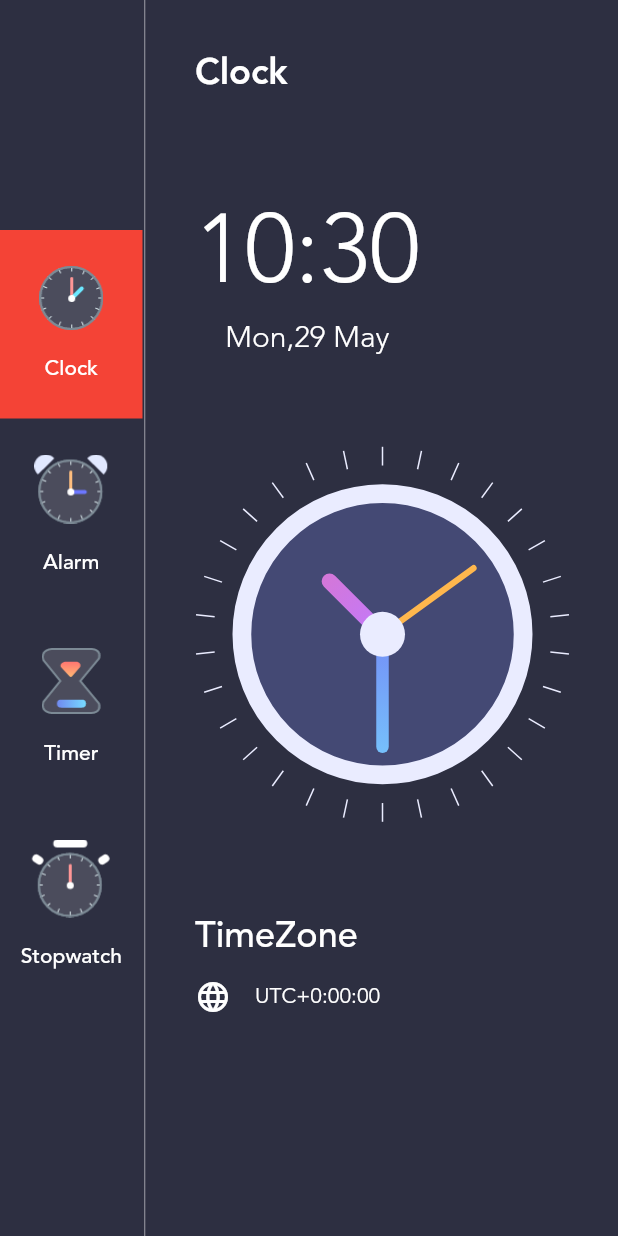
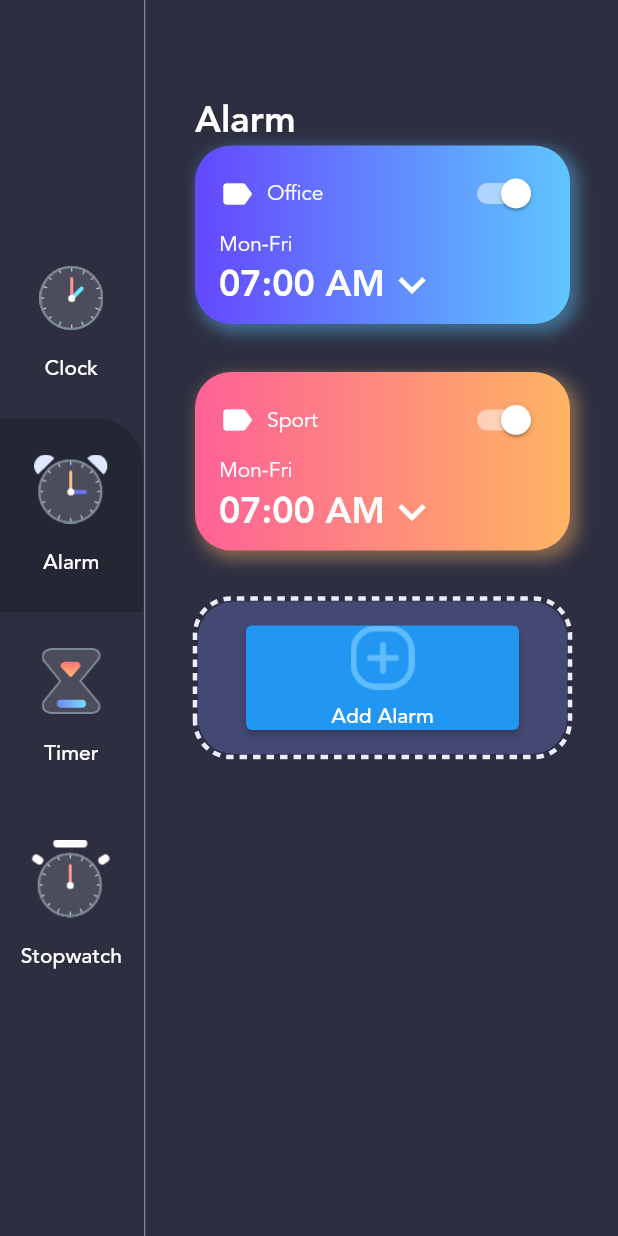
Before and after one commit to Mouhaned-55/tictac_clock_app, a Flutter app: the screen it shows after launch, after a tap on "Alarm", on a phone screen of 412 x 824 dp. Run offline on Flutter 3.47's test engine with Material 2 defaults, Android fonts, the phone set to English and light mode, and no system bars; drawn by our look-alikes of dotted_border.

Commit message:
alarm page ui done

```diff
--- /dev/null
+++ b/lib/data/data.dart
@@ -0,0 +1,17 @@
+import 'enums.dart';
+import 'models/alarm_info.dart';
+import 'models/menu_info.dart';
+
+List<MenuInfo> menuItems = [
+  MenuInfo(MenuType.clock, title: 'Clock', imageSource: 'assets/clock_icon.png'),
+  MenuInfo(MenuType.alarm, title: 'Alarm', imageSource: 'assets/alarm_icon.png'),
+  MenuInfo(MenuType.timer, title: 'Timer', imageSource: 'assets/timer_icon.png'),
+  MenuInfo(MenuType.stopwatch, title: 'Stopwatch', imageSource: 'assets/stopwatch_icon.png'),
+];
+
+
+
+List<AlarmInfo> alarms = [
+  AlarmInfo(alarmDateTime: DateTime.now().add(Duration(hours: 1)), title: 'Office', gradientColorIndex: 0),
+  AlarmInfo(alarmDateTime: DateTime.now().add(Duration(hours: 2)), title: 'Sport', gradientColorIndex: 1),
+];
--- /dev/null
+++ b/lib/data/models/alarm_info.dart
@@ -0,0 +1,36 @@
+import 'package:flutter/material.dart';
+
+class AlarmInfo {
+  int? id;
+  String? title;
+  DateTime? alarmDateTime;
+  bool? isPending;
+  int? gradientColorIndex;
+  Color? gradiantColor;
+
+  AlarmInfo(
+      {this.id,
+      this.title,
+      this.alarmDateTime,
+      this.isPending,
+       this.gradientColorIndex,
+      this.gradiantColor
+      });
+
+  factory AlarmInfo.fromMap(Map<String, dynamic> json) => AlarmInfo(
+        id: json["id"],
+        title: json["title"],
+        alarmDateTime: DateTime.parse(json["alarmDateTime"]),
+        isPending: json["isPending"],
+        gradientColorIndex: json["gradientColorIndex"],
+        gradiantColor: json["gradiantColor"]
+      );
+  Map<String, dynamic> toMap() => {
+        "id": id,
+        "title": title,
+        "alarmDateTime": alarmDateTime!.toIso8601String(),
+        "isPending": isPending,
+        "gradientColorIndex": gradientColorIndex,
+        "gradiantColor":gradiantColor
+      };
+}
--- /dev/null
+++ b/lib/data/models/menu_info.dart
@@ -0,0 +1,22 @@
+import 'package:flutter/material.dart';
+
+import '../enums.dart';
+
+
+class MenuInfo extends ChangeNotifier {
+  MenuType menuType;
+  String title;
+  String imageSource;
+
+  MenuInfo(this.menuType, {this.title = "", this.imageSource = ""});
+
+  updateMenu(MenuInfo menuInfo) {
+    this.menuType = menuInfo.menuType;
+    this.title = menuInfo.title;
+    this.imageSource = menuInfo.imageSource;
+  }
+
+  // Important :
+  notifyListeners();
+
+}
--- a/lib/main.dart
+++ b/lib/main.dart
@@ -1,6 +1,9 @@
+import 'package:clock_app/data/enums.dart';
+import 'package:clock_app/data/models/menu_info.dart';
 import 'package:clock_app/views/home_page.dart';
 import 'package:flutter/material.dart';
 import 'package:flutter/services.dart';
+import 'package:provider/provider.dart';
 
 
 void main() {
@@ -15,9 +18,9 @@ class MyApp extends StatelessWidget {
   // This widget is the root of your application.
   @override
   Widget build(BuildContext context) {
-    return const MaterialApp(
+    return  MaterialApp(
       debugShowCheckedModeBanner: false,
-      home: HomePage(),
+      home: ChangeNotifierProvider<MenuInfo>(create: (context) => MenuInfo(MenuType.clock),child:  HomePage()),
     );
   }
 }
--- /dev/null
+++ b/lib/views/alaram_page.dart
@@ -0,0 +1,124 @@
+// ignore_for_file: prefer_const_constructors, prefer_const_literals_to_create_immutables
+
+import 'package:clock_app/data/data.dart';
+import 'package:clock_app/utils/custom_colors.dart';
+import 'package:dotted_border/dotted_border.dart';
+import 'package:flutter/material.dart';
+import 'package:flutter/src/widgets/framework.dart';
+import 'package:flutter/src/widgets/placeholder.dart';
+import 'package:intl/intl.dart';
+
+class AlarmPage extends StatefulWidget {
+  const AlarmPage({super.key});
+
+  @override
+  State<AlarmPage> createState() => _AlarmPageState();
+}
+
+class _AlarmPageState extends State<AlarmPage> {
+  @override
+  Widget build(BuildContext context) {
+    return  Container(
+      padding: const EdgeInsets.symmetric(horizontal: 32,vertical: 64),
+      child: Column(
+        crossAxisAlignment: CrossAxisAlignment.start,
+        children:<Widget> [
+          Text("Alarm",style: TextStyle(
+            fontFamily: "avenir",
+            fontWeight: FontWeight.w700,
+            color: CustomColors.primaryTextColor,
+            fontSize: 24
+          ),
+          ),
+          Expanded(
+            child: ListView(
+              children: alarms.map<Widget>((alarm) {
+                   var alarmTime = DateFormat('hh:mm aa').format(alarm.alarmDateTime!);
+                      var gradientColor = GradientTemplate.gradientTemplate[alarm.gradientColorIndex!].colors;
+                return Container(
+                  margin: EdgeInsets.only(bottom: 32),
+                  padding: const EdgeInsets.symmetric(horizontal: 16,vertical: 8),
+                 decoration:  BoxDecoration(
+                  boxShadow: [
+                    BoxShadow(
+                      color: gradientColor.last.withOpacity(0.4),blurRadius: 8,spreadRadius: 2,offset: Offset(4, 4)
+                    )
+                  ],
+                  gradient: LinearGradient(colors:GradientTemplate.gradientTemplate[alarm.gradientColorIndex!].colors ,
+                  begin: Alignment.centerLeft,
+                  end: Alignment.centerRight),
+                  borderRadius: BorderRadius.all(Radius.circular(24))
+                 ),
+                 child: Column(
+                  crossAxisAlignment: CrossAxisAlignment.start,
+                  children: [
+                    Row(
+                      mainAxisAlignment: MainAxisAlignment.spaceBetween,
+                      children: [
+                        Row(
+                          children: [
+                        Icon(Icons.label,color:Colors.white ,size: 24,),
+                        SizedBox(width: 8),
+                        Text(alarm.title!,style: TextStyle(color: Colors.white,fontFamily: "avenir"),),
+                          ],
+                        ),
+                        Switch(value: true,activeColor: Colors.white, onChanged: (bool value){
+
+                        })
+                      ],
+                    )
+                   , Text("Mon-Fri",style: TextStyle(color: Colors.white,fontFamily: 'avenir'),),
+          Row(
+            children: [
+              Text("07:00 AM",style: TextStyle(
+                color: Colors.white,fontFamily: "avenir",fontSize: 24,fontWeight: FontWeight.w700
+              ),),
+              Icon(
+                Icons.keyboard_arrow_down,
+                size: 36,
+                color: Colors.white,
+              )
+            ],
+          )
+                  ],
+                 ),
+                );
+              }).followedBy([
+                DottedBorder(
+                  strokeWidth: 3,
+                  color: CustomColors.clockOutline,
+                  borderType: BorderType.RRect,
+                  radius: Radius.circular(24),
+                  dashPattern: [5,
+                  4],
+                  child: Container(
+                    width: double.infinity,
+                    decoration: BoxDecoration(
+                    color: CustomColors.clockBG,
+                    borderRadius: BorderRadius.all(Radius.circular(24))
+                    ),
+                    padding: EdgeInsets.symmetric(horizontal: 32,vertical: 16),
+                    child: ElevatedButton(
+                      onPressed: () {
+
+                      },
+                      child: Column(
+                        children: [
+                          Image.asset('assets/add_alarm.png',scale: 1.5,),
+                          SizedBox(height: 8,),
+                          Text("Add Alarm",style: TextStyle(
+                            color: Colors.white,fontFamily: "avenir"
+                          ),)
+                        ],
+                      ),
+                    ),
+                  ),
+                )
+              ]).toList(),
+            ),
+          )
+        ],
+      ),
+    );
+  }
+}
--- /dev/null
+++ b/lib/views/clock_page.dart
@@ -0,0 +1,98 @@
+import 'package:flutter/cupertino.dart';
+import 'package:flutter/material.dart';
+import 'package:flutter/src/widgets/framework.dart';
+import 'package:flutter/src/widgets/placeholder.dart';
+import 'package:intl/intl.dart';
+
+import 'clock_view.dart';
+
+class ClockPage extends StatefulWidget {
+  const ClockPage({super.key});
+
+  @override
+  State<ClockPage> createState() => _ClockPageState();
+}
+
+class _ClockPageState extends State<ClockPage> {
+  @override
+  Widget build(BuildContext context) {
+        var now = DateTime.now();
+    var formattedTime = DateFormat("HH:mm").format(now);
+    var formattedDate = DateFormat("EEE,d MMM").format(now);
+    var timezoneString = now.timeZoneOffset.toString().split(".").first;
+    var offsetSign = "";
+    if (!timezoneString.startsWith("-")) offsetSign = "+";
+    print(timezoneString);
+    return  Container(
+                  padding: const EdgeInsets.all(32),
+                  child: Column(
+                    crossAxisAlignment: CrossAxisAlignment.start,
+                    children: [
+                      const Flexible(
+                        fit: FlexFit.tight,
+                        child: Text("Clock",
+                            style: TextStyle(
+                                fontWeight: FontWeight.w700,
+                                fontFamily: "avenir",
+                                color: Colors.white,
+                                fontSize: 24)),
+                      ),
+                      Column(
+                        children: [
+                          Text(formattedTime.toString(),
+                              style: const TextStyle(
+                                  fontWeight: FontWeight.w300,
+                                  fontFamily: "avenir",
+                                  color: Colors.white,
+                                  fontSize: 64)),
+                          Text(formattedDate.toString(),
+                              style: const TextStyle(
+                                  fontWeight: FontWeight.w300,
+                                  fontFamily: "avenir",
+                                  color: Colors.white,
+                                  fontSize: 20)),
+                        ],
+                      ),
+                      const Flexible(
+                          flex: 4,
+                          fit: FlexFit.tight,
+                          child: Align(
+                              alignment: Alignment.center,
+                              child: ClockView(
+                                size: 250,
+                              ))),
+                      Flexible(
+                        flex: 2,
+                        fit: FlexFit.tight,
+                        child: Column(
+                          crossAxisAlignment: CrossAxisAlignment.start,
+                          children: [
+                            const Text(
+                              "TimeZone",
+                              style: TextStyle(
+                                  fontWeight: FontWeight.w500,
+                                  fontFamily: "avenir",
+                                  color: Colors.white,
+                                  fontSize: 24),
+                            ),
+                            const SizedBox(height: 12),
+                            Row(
+                              children: [
+                                const Icon(Icons.language, color: Colors.white),
+                                const SizedBox(width: 16),
+                                Text(
+                                  "UTC$offsetSign$timezoneString",
+                                  style: const TextStyle(
+                                      fontFamily: "avenir",
+                                      color: Colors.white,
+                                      fontSize: 14),
+                                )
+                              ],
+                            )
+                          ],
+                        ),
+                      ),
+                    ],
+                  ));
+  }
+}
--- a/lib/views/clock_view.dart
+++ b/lib/views/clock_view.dart
@@ -1,31 +1,40 @@
 import 'dart:async';
 import 'dart:math';
-
 import 'package:flutter/material.dart';
 
 import '../utils/custom_colors.dart';
 
 class ClockView extends StatefulWidget {
-  final double size ;
+  final double? size;
 
-  const ClockView({Key? key, required this.size}) : super(key: key);
+  const ClockView({Key? key, this.size}) : super(key: key);
 
   @override
-  State<ClockView> createState() => _ClockViewState();
+  _ClockViewState createState() => _ClockViewState();
 }
 
 class _ClockViewState extends State<ClockView> {
+  late Timer timer;
+
   @override
   void initState() {
-    Timer.periodic(Duration(seconds: 1), (timer) {
+    this.timer = Timer.periodic(Duration(seconds: 1), (timer) {
       setState(() {});
     });
     super.initState();
   }
 
   @override
+  void dispose() {
+    this.timer.cancel();
+    super.dispose();
+  }
+
+  @override
   Widget build(BuildContext context) {
-    return Container(
+    return Align(
+      alignment: Alignment.topCenter,
+      child: Container(
         width: widget.size,
         height: widget.size,
         child: Transform.rotate(
@@ -34,12 +43,18 @@ class _ClockViewState extends State<ClockView> {
             painter: ClockPainter(),
           ),
         ),
+      ),
     );
   }
 }
 
 class ClockPainter extends CustomPainter {
   var dateTime = DateTime.now();
+
+  //60sec - 360, 1 sec - 6degrees
+  //60min - 360, 1 min - 6degrees
+  //12hours - 360, 1 hour - 30degrees, 60min - 30degrees, 1 min - 0.5degrees
+
   @override
   void paint(Canvas canvas, Size size) {
     var centerX = size.width / 2;
@@ -113,83 +128,3 @@ class ClockPainter extends CustomPainter {
     return true;
   }
 }
-//   @override
-//   void paint(Canvas canvas, Size size) {
-//     var centerX = size.width / 2;
-//     var centerY = size.height / 2;
-//     var center = Offset(centerX, centerY);
-//     var radius = min(centerX, centerY);
-//
-//     var fillBrush = Paint()..color = Color(0xFF444974);
-//
-//     var outlinedBrush = Paint()
-//       ..color = Color(0xFFEAECFF)
-//       ..style = PaintingStyle.stroke
-//       ..strokeWidth = 16;
-//
-//     var centerFillBrush = Paint()..color = Color(0xFFEAECFF);
-//
-//     var secHandBrush = Paint()
-//       ..color = Colors.orange[300]!
-//       ..style = PaintingStyle.stroke
-//       ..strokeCap = StrokeCap.round
-//       ..strokeWidth = 8;
-//
-//     var minHandBrush = Paint()
-//       ..shader =
-//           const RadialGradient(colors: [Colors.lightBlue, Color(0Xff77DDFF)])
-//               .createShader(Rect.fromCircle(center: center, radius: radius))
-//       ..style = PaintingStyle.stroke
-//       ..strokeCap = StrokeCap.round
-//       ..strokeWidth = 12;
-//
-//     var hourHandBrush = Paint()
-//       ..shader =
-//           const RadialGradient(colors: [Color(0XFFEA74AB), Color(0XFFC279FB)])
-//               .createShader(Rect.fromCircle(center: center, radius: radius))
-//       ..style = PaintingStyle.stroke
-//       ..strokeCap = StrokeCap.round
-//       ..strokeWidth = 16;
-//
-//     var dashBrush = Paint()
-//       ..color = const Color(0xFFEAECFF)
-//       ..style = PaintingStyle.stroke
-//       ..strokeCap = StrokeCap.round
-//       ..strokeWidth = 1;
-//
-//     canvas.drawCircle(center, radius - 40, fillBrush);
-//     canvas.drawCircle(center, radius - 40, outlinedBrush);
-//
-//     var secHandX = centerX + 80 * cos(dateTime.second * 6 * pi / 180);
-//     var secHandY = centerX + 80 * sin(dateTime.second * 6 * pi / 180);
-//     canvas.drawLine(center, Offset(secHandX, secHandY), secHandBrush);
-//
-//     var minHandX = centerX + 80 * cos(dateTime.minute * 6 * pi / 180);
-//     var minHandY = centerX + 80 * sin(dateTime.minute * 6 * pi / 180);
-//     canvas.drawLine(center, Offset(minHandX, minHandY), minHandBrush);
-//
-//     var hourHandX = centerX +
-//         60 * cos((dateTime.hour * 30 + dateTime.minute * 0.5) * pi / 180);
-//     var hourHandY = centerX +
-//         60 * sin((dateTime.hour * 30 * dateTime.minute * 0.5) * pi / 180);
-//     canvas.drawLine(center, Offset(hourHandX, hourHandY), hourHandBrush);
-//
-//     canvas.drawCircle(center, 16, centerFillBrush);
-//
-//     var outerCircleRadius = radius;
-//     var innerCircleRadius = radius - 14;
-//     for (double i = 0; i < 360; i += 12) {
-//       var x1 = centerX + outerCircleRadius * cos(i * pi / 180);
-//       var y1 = centerY + outerCircleRadius * sin(i * pi / 180);
-//
-//       var x2 = centerX + innerCircleRadius * cos(i * pi / 180);
-//       var y2 = centerY + innerCircleRadius * sin(i * pi / 180);
-//       canvas.drawLine(Offset(x1, y1), Offset(x2, y2), dashBrush);
-//     }
-//   }
-//
-//   @override
-//   bool shouldRepaint(covariant CustomPainter oldDelegate) {
-//     return true;
-//   }
-// }
--- a/lib/views/home_page.dart
+++ b/lib/views/home_page.dart
@@ -1,6 +1,13 @@
+import 'package:clock_app/data/models/menu_info.dart';
+import 'package:clock_app/utils/custom_colors.dart';
 import 'package:flutter/material.dart';
 import 'package:intl/intl.dart';
+import 'package:provider/provider.dart';
 
+import '../data/data.dart';
+import '../data/enums.dart';
+import 'alaram_page.dart';
+import 'clock_page.dart';
 import 'clock_view.dart';
 
 class HomePage extends StatefulWidget {
@@ -13,131 +20,77 @@ class HomePage extends StatefulWidget {
 class _HomePageState extends State<HomePage> {
   @override
   Widget build(BuildContext context) {
-    var now = DateTime.now();
-    var formattedTime = DateFormat("HH:mm").format(now);
-    var formattedDate = DateFormat("EEE,d MMM").format(now);
-    var timezoneString = now.timeZoneOffset.toString().split(".").first;
-    var offsetSign = "";
-    if (!timezoneString.startsWith("-")) offsetSign = "+";
-    print(timezoneString);
+
     return Scaffold(
       backgroundColor: const Color(0xFF2D2F41),
       body: Row(
         children: [
           Column(
               mainAxisAlignment: MainAxisAlignment.center,
-            children: [
-              buildMenuButton("Clock", "assets/clock_icon.png"),
-              buildMenuButton("Alarm", "assets/alarm_icon.png"),
-              buildMenuButton("Timer", "assets/timer_icon.png"),
-              buildMenuButton("Stopwatch", "assets/stopwatch_icon.png"),
-            ],
-          ),
+              children: menuItems
+                  .map((currentMenuInfo) => buildMenuButton(currentMenuInfo))
+                  .toList()),
           const VerticalDivider(
             color: Colors.white54,
             width: 3,
           ),
           Expanded(
-            child: Container(
-                padding: const EdgeInsets.all(32),
-                child: Column(
-                  crossAxisAlignment: CrossAxisAlignment.start,
-                  children: [
-                    const Flexible(
-                      fit: FlexFit.tight,
-                      child: Text("Clock",
-                          style: TextStyle(
-                              fontWeight: FontWeight.w700,
-                              fontFamily: "avenir",
-                              color: Colors.white,
-                              fontSize: 24)),
+            child: Consumer<MenuInfo>(
+              builder: (context, value, child) {
+                if (value.menuType == MenuType.clock)
+                return ClockPage();
+                else if (value.menuType == MenuType.alarm)
+                return AlarmPage();
+               return Container(
+                child: Center(child: Text("Heeeeeeeeeeeeeeeeeey")),
+               );
+              },
+
             ),
-                    Column(
-                      children: [
-                        Text(formattedTime.toString(),
-                            style: const TextStyle(
-                                fontWeight: FontWeight.w300,
-                                fontFamily: "avenir",
-                                color: Colors.white,
-                                fontSize: 64)),
-                        Text(formattedDate.toString(),
-                            style: const TextStyle(
-                                fontWeight: FontWeight.w300,
-                                fontFamily: "avenir",
-                                color: Colors.white,
-                                fontSize: 20)),
-                      ],
-                    ),
-                    const Flexible(
-                        flex: 4,
-                        fit: FlexFit.tight,
-                        child: Align(
-                            alignment: Alignment.center,
-                            child: ClockView(
-                              size: 250,
-                            ))),
-                    Flexible(
-                      flex: 2,
-                      fit: FlexFit.tight,
-                      child: Column(
-                        crossAxisAlignment: CrossAxisAlignment.start,
-                        children: [
-                          const Text(
-                            "TimeZone",
-                            style: TextStyle(
-                                fontWeight: FontWeight.w500,
-                                fontFamily: "avenir",
-                                color: Colors.white,
-                                fontSize: 24),
-                          ),
-                          const SizedBox(height: 12),
-                          Row(
-                            children: [
-                              const Icon(Icons.language, color: Colors.white),
-                              const SizedBox(width: 16),
-                              Text(
-                                "UTC$offsetSign$timezoneString",
-                                style: const TextStyle(
-                                    fontFamily: "avenir",
-                                    color: Colors.white,
-                                    fontSize: 14),
-                              )
-                            ],
-                          )
-                        ],
-                      ),
-                    ),
-                  ],
-                )),
           ),
         ],
       ),
     );
   }
 
-  Widget buildMenuButton(String title, String image) {
+  Widget buildMenuButton(MenuInfo currentMenuInfo) {
+    return Consumer<MenuInfo>(
+      builder: (context, value, child) {
         return Container(
           width: 95,
           padding: const EdgeInsets.symmetric(vertical: 16.0),
-      color: title == "Clock" ? Colors.red : Colors.transparent,
+                     decoration: BoxDecoration(
+              color: currentMenuInfo.menuType == value.menuType
+              ? CustomColors.menuBackgroundColor
+              : Colors.transparent,
+    borderRadius: BorderRadius.only(
+      topRight: Radius.circular(30.0),
+    )),
           child: TextButton(
-          onPressed: () {},
+            onPressed: () {
+              setState(() {
+                var menuInfo = Provider.of<MenuInfo>(context, listen: false);
+            menuInfo.updateMenu(currentMenuInfo);
+              });
+
+            },
             child: Column(
               children: [
                 Image.asset(
-                image,
+                  currentMenuInfo.imageSource,
                   scale: 1.5,
                 ),
                 const SizedBox(height: 16),
                 Text(
-                title ?? "",
+                  currentMenuInfo.title ?? "",
                   style: TextStyle(
                       fontFamily: "avenir", color: Colors.white, fontSize: 14),
                 ),
               ],
             ),
           ),
-
+        );
+      },
     );
   }
 }
--- a/pubspec.yaml
+++ b/pubspec.yaml
@@ -36,6 +36,8 @@ dependencies:
   # Use with the CupertinoIcons class for iOS style icons.
   cupertino_icons: ^1.0.2
   intl: ^0.18.1
+  provider: ^6.0.5
+  dotted_border: ^2.0.0+3
 
 dev_dependencies:
   flutter_test:
```
Also changed, not shown: lib/data/enums.dart (renamed from lib/enums.dart), pubspec.lock. Lines whose indentation alone changed are shown as unchanged.
